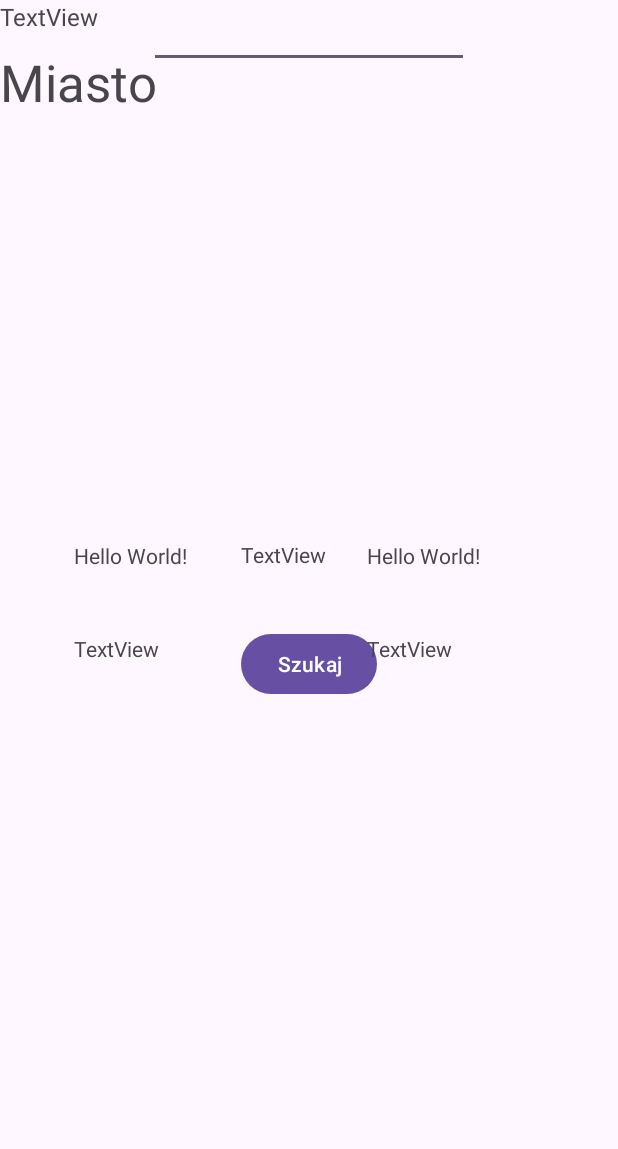
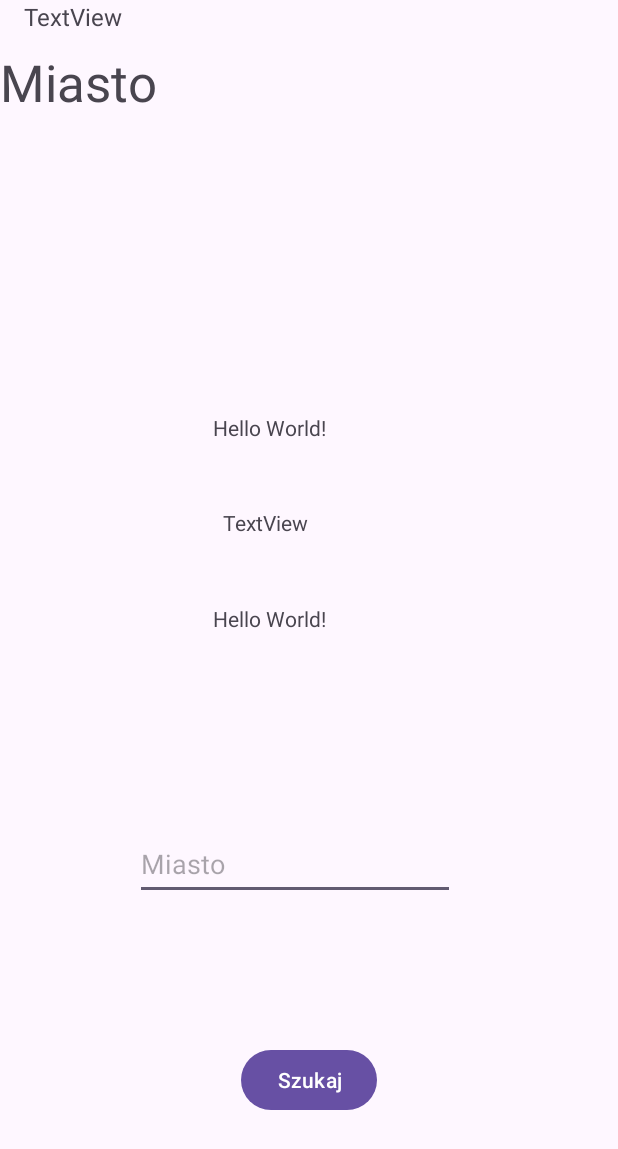
Before and after one commit to FilipChomczynski/Pogoda, an Android app: the screen it shows after launch (MainActivity), on a phone screen of 412 x 824 dp. Shown: the top 1149 px of the screen. Run offline under Robolectric (Android 15) with nearby library versions, the phone set to English and light mode, and no system bars.

Commit message:
wyszukiwanie miast

```diff
--- a/app/src/main/java/com/example/myapplication/MainActivity.kt
+++ b/app/src/main/java/com/example/myapplication/MainActivity.kt
@@ -1,9 +1,11 @@
 package com.example.myapplication
 
 import android.annotation.SuppressLint
+import android.os.Bundle
+import android.widget.Button
+import android.widget.EditText
+import android.widget.TextView
 import androidx.appcompat.app.AppCompatActivity
-import android.os.Bundle
-import android.widget.TextView
 import okhttp3.Call
 import okhttp3.Callback
 import okhttp3.OkHttpClient
@@ -12,6 +14,8 @@ import okhttp3.Response
 import org.json.JSONObject
 import java.io.IOException
 
+
+
 class MainActivity : AppCompatActivity() {
 
     private val client = OkHttpClient()
@@ -19,7 +23,17 @@ class MainActivity : AppCompatActivity() {
     override fun onCreate(savedInstanceState: Bundle?) {
         super.onCreate(savedInstanceState)
         setContentView(R.layout.activity_main)
-        val url = "https://api.openweathermap.org/data/2.5/weather?q=Bielsko-Biala&lang=pl&appid=29604613abf856e1b8f45210c7ae7562"
+        getWeather("Bielsko-Biała")
+
+        val search = findViewById<EditText>(R.id.search).text.toString()
+        findViewById<Button>(R.id.btn1).setOnClickListener {
+            getWeather(search)
+        }
+    }
+
+    fun getWeather(miasto: String) {
+        val url =
+            "https://api.openweathermap.org/data/2.5/weather?q=$miasto&lang=pl&appid=29604613abf856e1b8f45210c7ae7562"
         var data: JSONObject = JSONObject("{}")
 
         val request = Request.Builder()
@@ -33,15 +47,14 @@ class MainActivity : AppCompatActivity() {
                 data = JSONObject(response.body()?.string())
 
                 runOnUiThread {
-                    findViewById<TextView>(R.id.temperatura).text = data.getJSONObject("main").getString("temp")
-                    findViewById<TextView>(R.id.stan).text = data.getString("name")
+                    findViewById<TextView>(R.id.miasto).text = data.getString("name")
+                    findViewById<TextView>(R.id.stan).text = data.getJSONArray("weather").getJSONObject(0).getString("description")
 
 
                     findViewById<TextView>(R.id.temperatura).text = "temperatura: " + data.getJSONObject("main").getString("temp")
                     findViewById<TextView>(R.id.wiatr).text = "wiatr: " + data.getJSONObject("wind").getString("speed")
-                    findViewById<TextView>(R.id.cisnienie).text = "cisnienie: " + data.getJSONObject("wind").getString("speed")
                     findViewById<TextView>(R.id.wilgotnosc).text = "wilgotnosc: " + data.getJSONObject("main").getString("humidity")
-                    findViewById<TextView>(R.id.widocznosc).text = "widocznosc: " + data.getString("visibility")
+
                 }
             }
         })
--- a/app/src/main/res/layout/activity_main.xml
+++ b/app/src/main/res/layout/activity_main.xml
@@ -13,10 +13,10 @@
         android:text="Hello World!"
         app:layout_constraintBottom_toBottomOf="parent"
         app:layout_constraintEnd_toEndOf="parent"
-        app:layout_constraintHorizontal_bias="0.146"
+        app:layout_constraintHorizontal_bias="0.422"
         app:layout_constraintStart_toStartOf="parent"
         app:layout_constraintTop_toTopOf="parent"
-        app:layout_constraintVertical_bias="0.448" />
+        app:layout_constraintVertical_bias="0.342" />
 
     <TextView
         android:id="@+id/wiatr"
@@ -25,10 +25,9 @@
         android:text="Hello World!"
         app:layout_constraintBottom_toBottomOf="parent"
         app:layout_constraintEnd_toEndOf="parent"
-        app:layout_constraintHorizontal_bias="0.727"
+        app:layout_constraintHorizontal_bias="0.422"
         app:layout_constraintStart_toStartOf="parent"
-        app:layout_constraintTop_toTopOf="parent"
-        app:layout_constraintVertical_bias="0.448" />
+        app:layout_constraintTop_toTopOf="parent" />
 
     <Button
         android:id="@+id/btn1"
@@ -39,17 +38,22 @@
         app:layout_constraintBottom_toBottomOf="parent"
         app:layout_constraintEnd_toEndOf="parent"
         app:layout_constraintStart_toStartOf="parent"
-        app:layout_constraintTop_toBottomOf="@+id/editTextText" />
+        app:layout_constraintTop_toBottomOf="@+id/search" />
 
     <EditText
-        android:id="@+id/editTextText"
+        android:id="@+id/search"
         android:layout_width="wrap_content"
         android:layout_height="wrap_content"
         android:ems="10"
+        android:hint="Miasto"
         android:inputType="text"
+        android:minHeight="48dp"
+        app:layout_constraintBottom_toBottomOf="parent"
         app:layout_constraintEnd_toEndOf="parent"
+        app:layout_constraintHorizontal_bias="0.452"
         app:layout_constraintStart_toStartOf="parent"
-        tools:layout_editor_absoluteY="604dp" />
+        app:layout_constraintTop_toTopOf="parent"
+        app:layout_constraintVertical_bias="0.711" />
 
     <TextView
         android:id="@+id/miasto"
@@ -62,48 +66,29 @@
         app:layout_constraintTop_toTopOf="parent" />
 
     <TextView
-        android:id="@+id/cisnienie"
-        android:layout_width="58dp"
-        android:layout_height="23dp"
-        android:text="TextView"
-        app:layout_constraintBottom_toBottomOf="parent"
-        app:layout_constraintEnd_toEndOf="parent"
-        app:layout_constraintHorizontal_bias="0.453"
-        app:layout_constraintStart_toStartOf="parent"
-        app:layout_constraintTop_toTopOf="parent"
-        app:layout_constraintVertical_bias="0.45" />
-
-    <TextView
         android:id="@+id/wilgotnosc"
         android:layout_width="wrap_content"
         android:layout_height="wrap_content"
         android:text="TextView"
         app:layout_constraintBottom_toBottomOf="parent"
         app:layout_constraintEnd_toEndOf="parent"
-        app:layout_constraintHorizontal_bias="0.138"
+        app:layout_constraintHorizontal_bias="0.419"
         app:layout_constraintStart_toStartOf="parent"
         app:layout_constraintTop_toTopOf="parent"
-        app:layout_constraintVertical_bias="0.525" />
-
-    <TextView
-        android:id="@+id/widocznosc"
-        android:layout_width="wrap_content"
-        android:layout_height="wrap_content"
-        android:text="TextView"
-        app:layout_constraintBottom_toBottomOf="parent"
-        app:layout_constraintEnd_toEndOf="parent"
-        app:layout_constraintHorizontal_bias="0.688"
-        app:layout_constraintStart_toStartOf="parent"
-        app:layout_constraintTop_toTopOf="parent"
-        app:layout_constraintVertical_bias="0.525" />
+        app:layout_constraintVertical_bias="0.421" />
 
     <TextView
         android:id="@+id/stan"
         android:layout_width="wrap_content"
         android:layout_height="wrap_content"
+        android:layout_marginBottom="10dp"
         android:text="TextView"
         android:textSize="16sp"
-        tools:layout_editor_absoluteX="19dp"
-        tools:layout_editor_absoluteY="153dp" />
+        app:layout_constraintBottom_toTopOf="@+id/miasto"
+        app:layout_constraintEnd_toEndOf="parent"
+        app:layout_constraintHorizontal_bias="0.046"
+        app:layout_constraintStart_toStartOf="parent"
+        app:layout_constraintTop_toTopOf="parent"
+        app:layout_constraintVertical_bias="1.0" />
 
 </androidx.constraintlayout.widget.ConstraintLayout>
```
